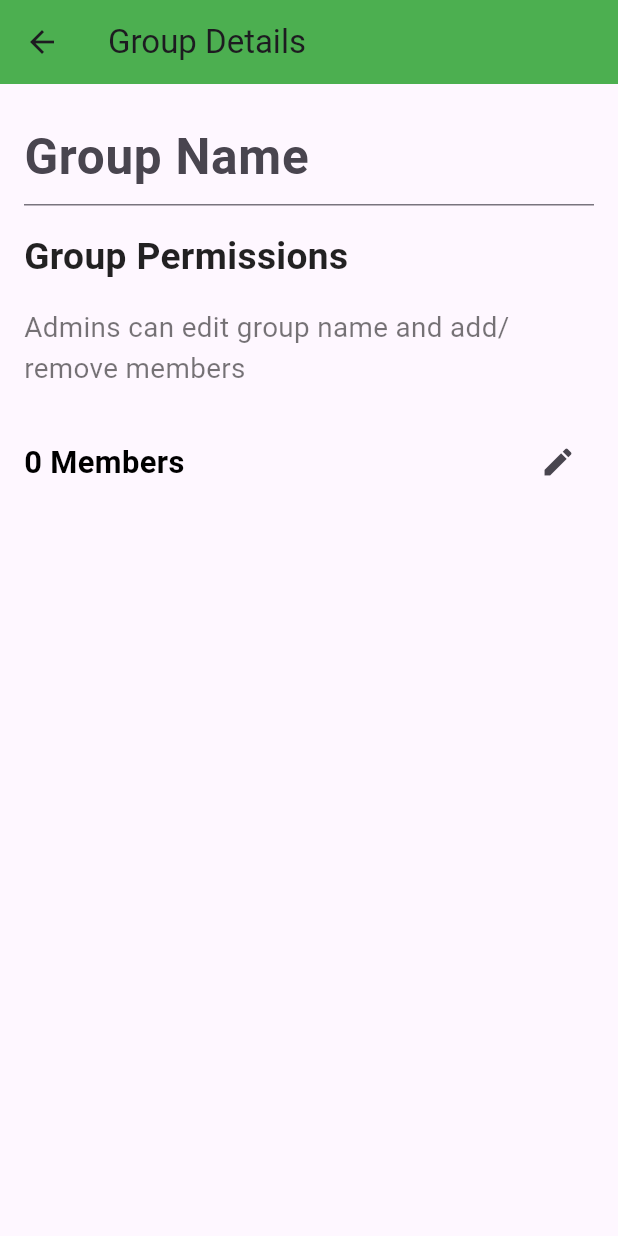
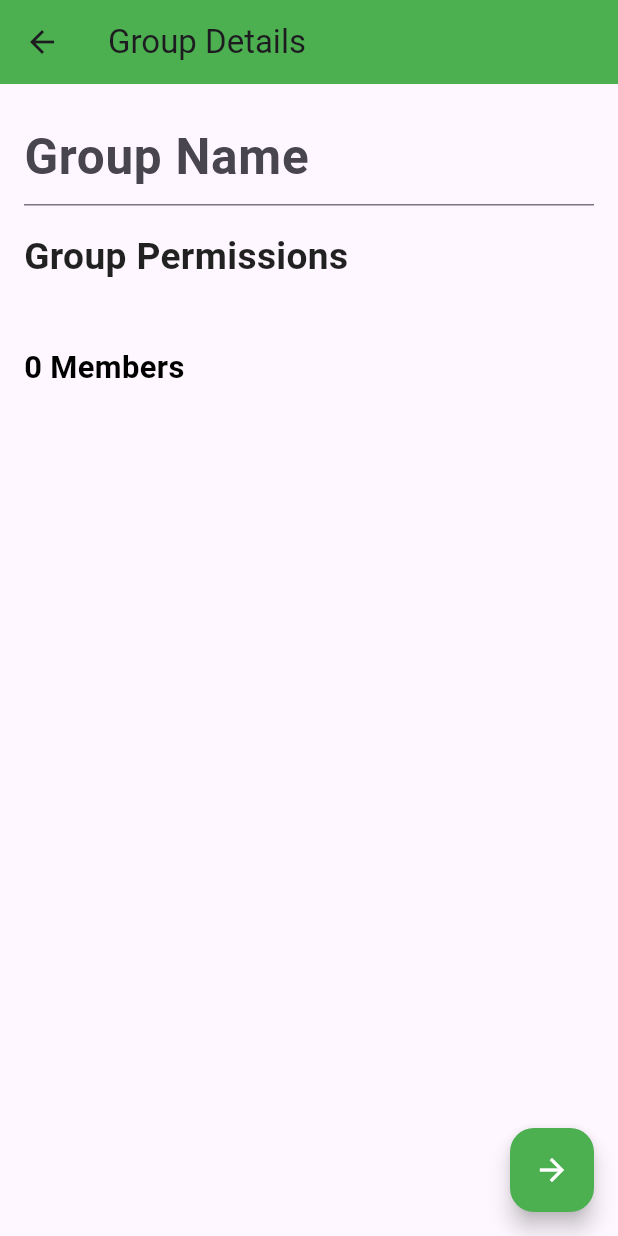
Before and after one commit to Honeypanchal/chatapp, a Flutter app: the NewGroupDefinition screen opened directly with empty values, on a phone screen of 412 x 824 dp. Run offline on Flutter 3.47's test engine with Material 3 defaults, Android fonts, the phone set to English and light mode, and no system bars; our stand-ins replace cloud_firestore, firebase_auth, firebase_core, flutter_chat_bubble, google_sign_in; accounts and stored records are empty.

```diff
--- a/lib/Pages/GroupChatLayout/new_group_definition.dart
+++ b/lib/Pages/GroupChatLayout/new_group_definition.dart
@@ -1,19 +1,27 @@
 import 'package:flutter/material.dart';
 
-class NewGroupDefinition extends StatelessWidget {
-
+class NewGroupDefinition extends StatefulWidget {
   final List<dynamic> members;
 
-   NewGroupDefinition({super.key,
+  const NewGroupDefinition({super.key,
+
     required this.members,
-  });
+  }
+  );
+
+
+  @override
+  State<NewGroupDefinition> createState() => _NewGroupDefinitionState();
+}
+
+class _NewGroupDefinitionState extends State<NewGroupDefinition>{
 
   @override
   Widget build(BuildContext context) {
 
     double width = MediaQuery.of(context).size.width;
     double height = MediaQuery.of(context).size.height;
-    TextEditingController _groupName = new TextEditingController();
+    TextEditingController _groupName = TextEditingController();
 
     return Scaffold(
       appBar: AppBar(
@@ -30,13 +38,17 @@ class NewGroupDefinition extends StatelessWidget {
               TextFormField(
                 controller: _groupName,
                 decoration: InputDecoration(
-                  hintText: 'Group Name'
+                    hintText: 'Group Name'
                 ),
                 style: TextStyle(
                   fontSize: width * 0.08,
                   fontWeight: FontWeight.bold,
                   color: Colors.black,
                 ),
+                validator: (val){
+                  if(val!.isEmpty) return 'Enter Group Name';
+                  else return null ;
+                },
               ),
               SizedBox(height: height * 0.02),
               // Permissions Section
@@ -49,32 +61,21 @@ class NewGroupDefinition extends StatelessWidget {
                 ),
               ),
               SizedBox(height: height * 0.02),
-              Text(
-                'Admins can edit group name and add/remove members',
-                style: TextStyle(
-                  fontSize: width * 0.045,
-                  color: Colors.black54,
-                ),
-              ),
+
               SizedBox(height: height * 0.03),
               // Member Count Section
               Row(
                 mainAxisAlignment: MainAxisAlignment.spaceBetween,
                 children: [
                   Text(
-                    '${members.length} Members',
+                    '${widget.members.length} Members',
                     style: TextStyle(
                       fontSize: width * 0.05,
                       fontWeight: FontWeight.w600,
                       color: Colors.black,
                     ),
                   ),
-                  IconButton(
-                    icon: const Icon(Icons.edit),
-                    onPressed: () {
-                      // Edit Group logic here
-                    },
-                  )
+
                 ],
               ),
               SizedBox(height: height * 0.02),
@@ -83,19 +84,20 @@ class NewGroupDefinition extends StatelessWidget {
                 height: height * 0.3, // Adjusted height for members list
                 child: ListView.builder(
                   scrollDirection: Axis.horizontal,
-                  itemCount: members.length,
+                  itemCount: widget.members.length,
                   itemBuilder: (context, index) {
                     return Padding(
                       padding: const EdgeInsets.all(8.0),
                       child: Column(
                         children: [
                           CircleAvatar(
-                            radius: width * 0.1, // Adjusted size for avatars
-                            backgroundImage: AssetImage(members[index]['profilePic']!),
+                            radius: width * 0.1,
+                            // Adjusted size for avatars
+                            child: Icon(Icons.person),
                           ),
                           SizedBox(height: height * 0.01),
                           Text(
-                            members[index]['name']!,
+                            widget.members[index]['firstName']!,
                             style: TextStyle(
                               fontSize: width * 0.04,
                               color: Colors.black,
@@ -111,6 +113,9 @@ class NewGroupDefinition extends StatelessWidget {
           ),
         ),
       ),
+      floatingActionButton: FloatingActionButton(onPressed: (){
+
+      },backgroundColor: Colors.green,child: Icon(Icons.arrow_forward,color: Colors.white,),),
     );
   }
 }
```
Also changed, not shown: lib/Pages/ChatPage.dart (+50 -36 lines).
